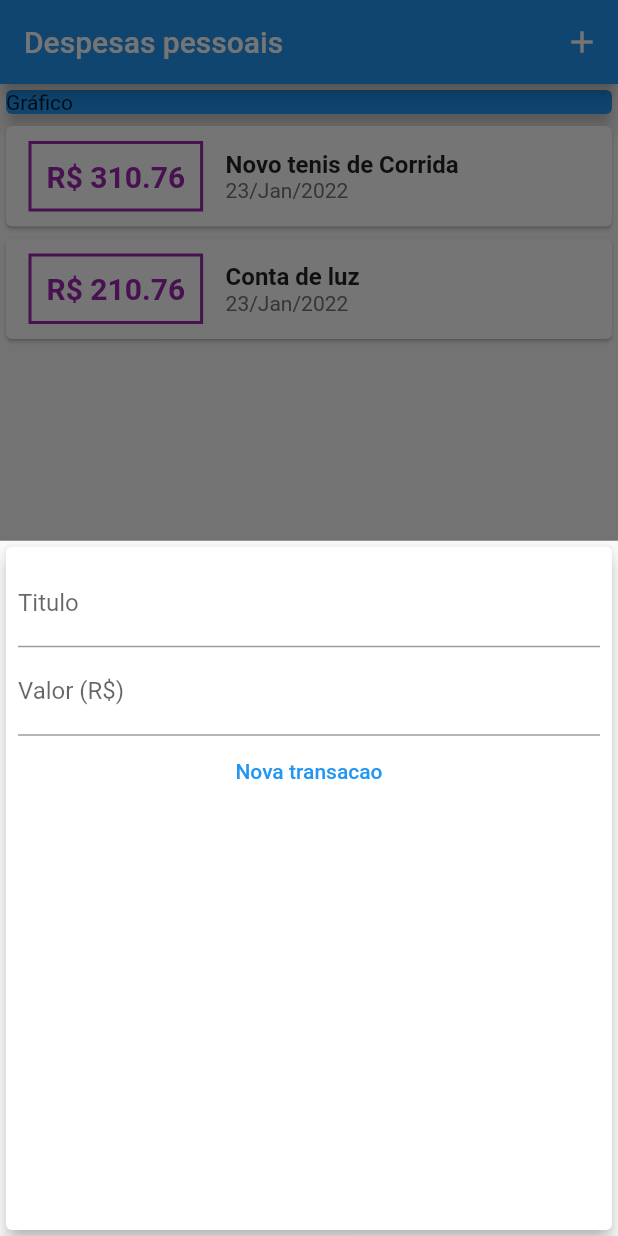
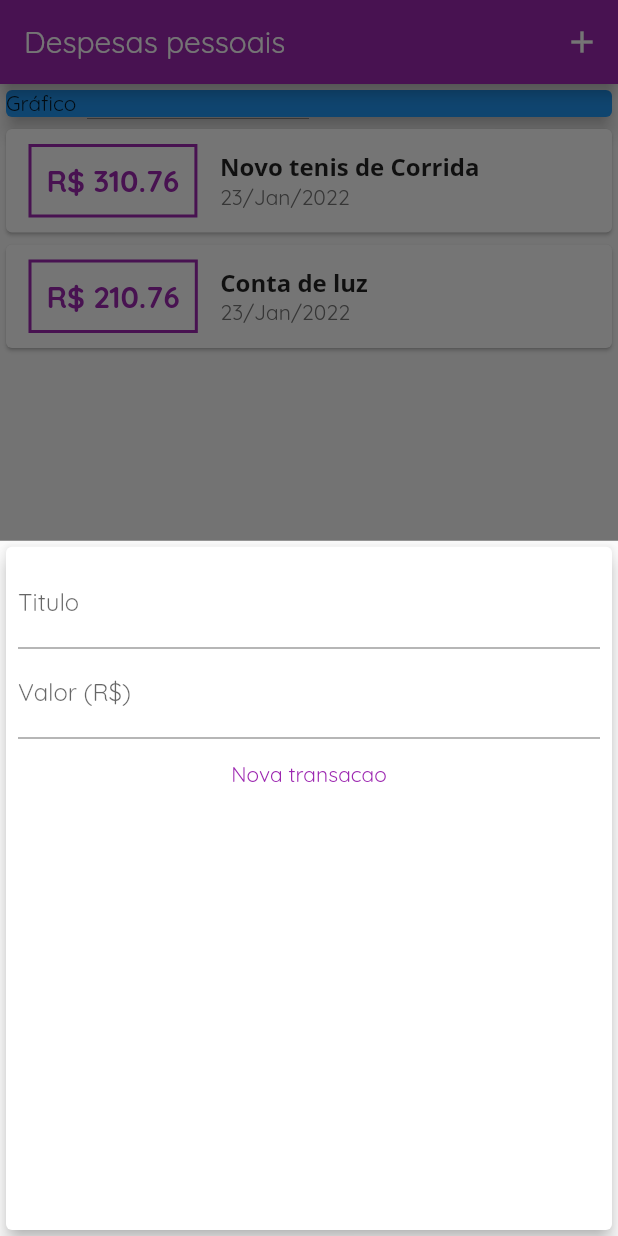
Before and after one commit to AdrielSantoss/Personal-Expenses-App, a Flutter app: the screen it shows after launch, after a tap on the "add" icon, on a phone screen of 412 x 824 dp. Run offline on Flutter 3.47's test engine with Material 2 defaults, Android fonts, the phone set to English and light mode, and no system bars.

Commit message:
Adiciona nova estilização geral da aplicação com ThemeData.

```diff
--- a/lib/components/transaction_form.dart
+++ b/lib/components/transaction_form.dart
@@ -1,12 +1,19 @@
 import 'package:flutter/cupertino.dart';
 import 'package:flutter/material.dart';
 
-class TransactionForm extends StatelessWidget {
-  final titleController = TextEditingController();
-  final valueController = TextEditingController();
+class TransactionForm extends StatefulWidget {
   final void Function(String, double) adicionarTransacion;
 
-  TransactionForm({Key? key, required this.adicionarTransacion}) : super(key: key);
+  const TransactionForm({Key? key, required this.adicionarTransacion}) : super(key: key);
+
+  @override
+  State<TransactionForm> createState() => _TransactionFormState();
+}
+
+class _TransactionFormState extends State<TransactionForm> {
+  final titleController = TextEditingController();
+
+  final valueController = TextEditingController();
 
   _submitForm(){
     var title = titleController.text;
@@ -15,7 +22,7 @@ class TransactionForm extends StatelessWidget {
     if(title.isEmpty || value <= 0){
         return;
     }
-    adicionarTransacion(title, value);
+    widget.adicionarTransacion(title, value); //WIDGET
   }
 
   @override
--- a/lib/components/transaction_list.dart
+++ b/lib/components/transaction_list.dart
@@ -44,7 +44,8 @@ class TransactionList extends StatelessWidget {
                         tran.title,
                         style: const TextStyle(
                           fontSize: 16,
-                          fontWeight: FontWeight.bold
+                          fontWeight: FontWeight.bold,
+                          fontFamily: 'OpenSans'
                         ),
                       ),
                       Text(
--- a/lib/main.dart
+++ b/lib/main.dart
@@ -14,8 +14,12 @@ class ExtensesApp extends StatelessWidget {
 
   @override
   Widget build(BuildContext context) {
-    return const MaterialApp(
-        home: MyHome(),
+    return MaterialApp(
+        home: const MyHome(),
+        theme: ThemeData(
+          colorScheme: ColorScheme.fromSwatch(primarySwatch: Colors.purple),
+          fontFamily: 'Quicksand',
+        ),
     );
   }
 }
```
Also changed, not shown: pubspec.yaml (+11 -6 lines).
